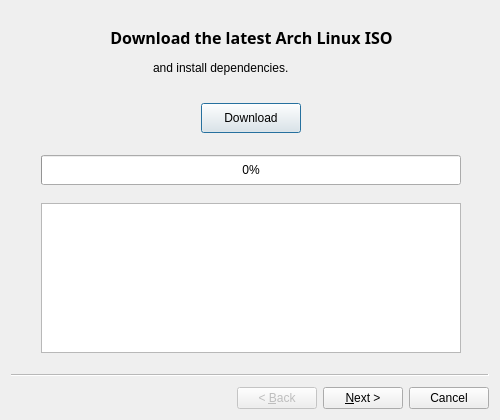
jacktenor/archhelp2, file Installwizard.ui: the form before one commit.
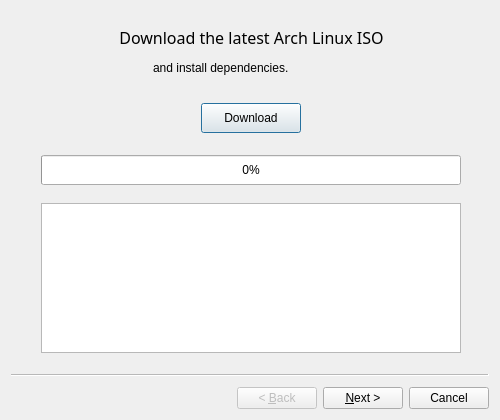
The form after the commit.

Patch:
```diff
--- a/Installwizard.ui
+++ b/Installwizard.ui
@@ -43,7 +43,7 @@
       <family>Noto Sans</family>
       <pointsize>12</pointsize>
       <italic>false</italic>
-      <weight>63</weight>
+      <fontweight>DemiBold</fontweight>
      </font>
     </property>
     <property name="styleSheet">
```
Left out of the diff: 12 changed lines with no effect on the pictures.
